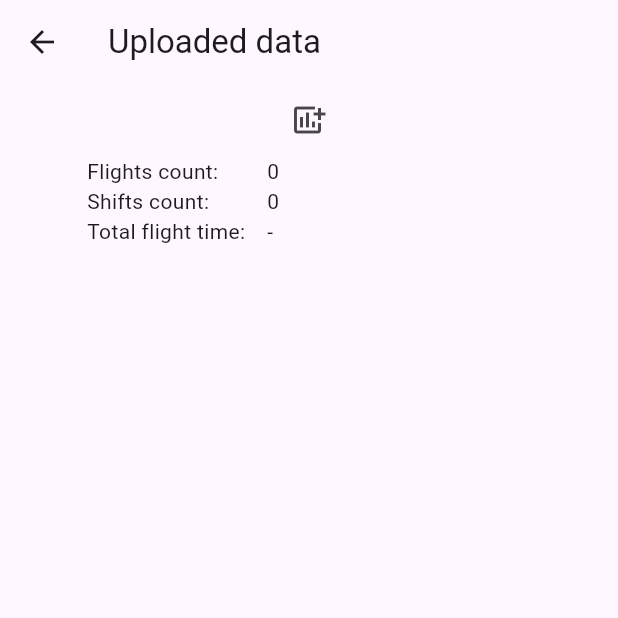
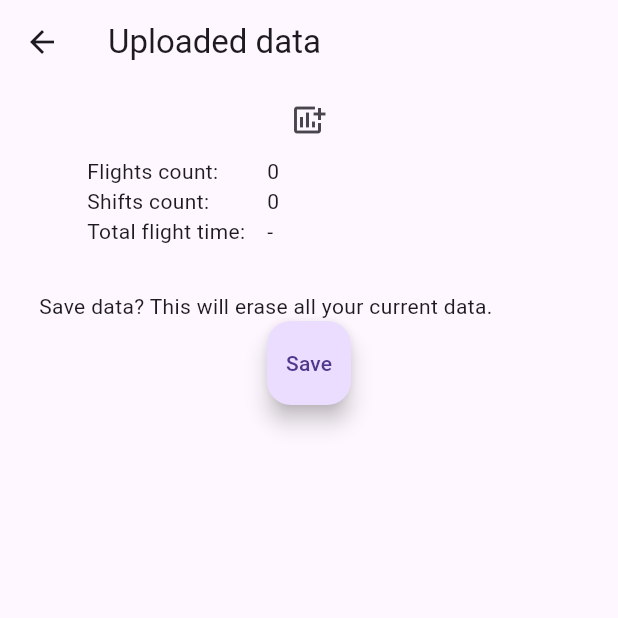
Before and after one commit to alexterliuk/flights-logger, a Flutter app: the UploadData screen opened directly, on a phone screen of 412 x 824 dp, the top half of it. Run offline on Flutter 3.47's test engine with Material 3 defaults, Android fonts, the phone set to English and light mode, and no system bars; our stand-ins replace file_picker, sqflite_common_ffi; missing offline and left inert: pointer_interceptor; accounts and stored records are empty.

Commit message:
feat: extract data from json, prepare for saving

```diff
--- a/lib/src/calculation/calculation_result_model.dart
+++ b/lib/src/calculation/calculation_result_model.dart
@@ -13,6 +13,11 @@ class CalculationResultModel {
   String endingDate;
   String dayStartsAt;
   String dayEndsAt;
+  int topFlightTimeMinutes;
+  int topDistanceMeters;
+  int topAltitudeMeters;
+  int lastShiftId;
+  int lastFlightLogId;
 
   CalculationResultModel({
     this.shiftsCount = 0,
@@ -29,6 +34,11 @@ class CalculationResultModel {
     this.endingDate = '-',
     this.dayStartsAt = '',
     this.dayEndsAt = '',
+    this.topFlightTimeMinutes = 0,
+    this.topDistanceMeters = 0,
+    this.topAltitudeMeters = 0,
+    this.lastShiftId = 0,
+    this.lastFlightLogId = 0,
   });
 
   Map<String, Object> toMap() {
@@ -47,6 +57,11 @@ class CalculationResultModel {
       'endingDate': endingDate,
       'dayStartsAt': dayStartsAt,
       'dayEndsAt': dayEndsAt,
+      'topFlightTimeMinutes': topFlightTimeMinutes,
+      'topDistanceMeters': topDistanceMeters,
+      'topAltitudeMeters': topAltitudeMeters,
+      'lastShiftId': lastShiftId,
+      'lastFlightLogId': lastFlightLogId,
     };
   }
 }
--- a/lib/src/upload_data/upload_data.dart
+++ b/lib/src/upload_data/upload_data.dart
@@ -47,6 +47,8 @@ class UploadData extends StatefulWidget {
 ///
 class UploadDataState extends State<UploadData> {
   CalculationResultModel stats = CalculationResultModel();
+  List<FlightLogModel> uploadedLogs = [];
+  bool isSaving = false;
 
   Future<void> getAndParseFile() async {
     try {
@@ -59,10 +61,33 @@ class UploadDataState extends State<UploadData> {
         stats.flightsCount = calcRes.flightsCount;
         stats.shiftsCount = calcRes.shiftsCount;
         stats.flightsTotalTime = calcRes.flightsTotalTime;
+        uploadedLogs = logs;
       });
       // TODO: upload logs to db (with notification that all current data will be deleted)
     } catch (err) {
       print('[UploadData.getAndParseFile] $err');
+    }
+  }
+
+  Future<void> saveData(List<FlightLogModel> logs) async {
+    setState(() {
+      isSaving = true;
+    });
+
+    var isSuccess = await Future.delayed(const Duration(milliseconds: 2000), () {
+      // TODO: process before saving - make data for home, appState, create shifts,
+      var shH = createShiftsAndHome(logs);
+      // resetAppState
+      // then make redirection to Home
+      // In the process call getLastShiftIdFromDb and getLastShiftId?
+      return true;
+    });
+
+    // TODO: this block is not needed when redirecting to Home is made
+    if (isSuccess) {
+      setState(() {
+        isSaving = false;
+      });
     }
   }
 
@@ -97,6 +122,27 @@ class UploadDataState extends State<UploadData> {
             shiftsCount: stats.shiftsCount,
             flightsTotalTime: stats.flightsTotalTime,
           ),
+          Row(
+            children: [const SizedBox(width: 10, height: 30)],
+          ),
+          Column(
+            children: [
+              const SizedBox(
+                width: 360,
+                child: Text(
+                  'Save data? This will erase all your current data.'
+                ),
+              ),
+              FloatingActionButton(
+                onPressed: () { saveData(uploadedLogs); },
+                child: Text('Save'),
+              ),
+            ],
+          ),
+          Row(
+            children: [const SizedBox(width: 10, height: 30)],
+          ),
+          isSaving ? const CircularProgressIndicator() : const SizedBox(),
         ],
       ),
     );
```
Also changed, not shown: lib/src/upload_data/utils.dart (+120 -0 lines).
